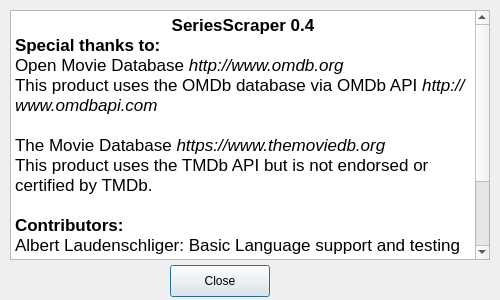
Old version of the form SeriesScraper/aboutdialog.ui in the repository martinLutz1/SeriesScraper.
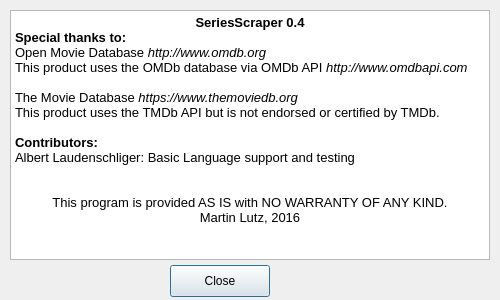
New version of the form. Icons and pictures are not drawn.

Commit message: Added series languages and adjusted font

The edit to the form file:
```diff
--- a/SeriesScraper/aboutdialog.ui
+++ b/SeriesScraper/aboutdialog.ui
@@ -54,6 +54,7 @@
    </property>
    <property name="font">
     <font>
+     <family>Segoe UI</family>
      <pointsize>8</pointsize>
     </font>
    </property>
@@ -64,22 +65,22 @@
     <string>&lt;!DOCTYPE HTML PUBLIC &quot;-//W3C//DTD HTML 4.0//EN&quot; &quot;http://www.w3.org/TR/REC-html40/strict.dtd&quot;&gt;
 &lt;html&gt;&lt;head&gt;&lt;meta name=&quot;qrichtext&quot; content=&quot;1&quot; /&gt;&lt;style type=&quot;text/css&quot;&gt;
 p, li { white-space: pre-wrap; }
-&lt;/style&gt;&lt;/head&gt;&lt;body style=&quot; font-family:'.SF NS Text'; font-size:8pt; font-weight:400; font-style:normal;&quot;&gt;
-&lt;p align=&quot;center&quot; style=&quot; margin-top:0px; margin-bottom:0px; margin-left:0px; margin-right:0px; -qt-block-indent:0; text-indent:0px;&quot;&gt;&lt;span style=&quot; font-size:13pt; font-weight:600;&quot;&gt;SeriesScraper 0.4&lt;/span&gt;&lt;/p&gt;
-&lt;p style=&quot; margin-top:0px; margin-bottom:0px; margin-left:0px; margin-right:0px; -qt-block-indent:0; text-indent:0px;&quot;&gt;&lt;span style=&quot; font-size:13pt; font-weight:600;&quot;&gt;Special thanks to:&lt;/span&gt;&lt;/p&gt;
-&lt;p style=&quot; margin-top:0px; margin-bottom:0px; margin-left:0px; margin-right:0px; -qt-block-indent:0; text-indent:0px;&quot;&gt;&lt;span style=&quot; font-family:'Helvetica'; font-size:13pt;&quot;&gt;Open Movie Database &lt;/span&gt;&lt;span style=&quot; font-family:'Helvetica'; font-size:13pt; font-style:italic;&quot;&gt;http://www.omdb.org&lt;/span&gt;&lt;/p&gt;
-&lt;p style=&quot; margin-top:0px; margin-bottom:0px; margin-left:0px; margin-right:0px; -qt-block-indent:0; text-indent:0px;&quot;&gt;&lt;span style=&quot; font-family:'Helvetica'; font-size:13pt;&quot;&gt;This product uses the OMDb database via OMDb API &lt;/span&gt;&lt;span style=&quot; font-family:'Helvetica'; font-size:13pt; font-style:italic;&quot;&gt;http://www.omdbapi.com&lt;/span&gt;&lt;/p&gt;
-&lt;p style=&quot;-qt-paragraph-type:empty; margin-top:0px; margin-bottom:0px; margin-left:0px; margin-right:0px; -qt-block-indent:0; text-indent:0px; font-family:'Helvetica'; font-size:13pt;&quot;&gt;&lt;br /&gt;&lt;/p&gt;
+&lt;/style&gt;&lt;/head&gt;&lt;body style=&quot; font-family:'Segoe UI'; font-size:8pt; font-weight:400; font-style:normal;&quot;&gt;
+&lt;p align=&quot;center&quot; style=&quot; margin-top:0px; margin-bottom:0px; margin-left:0px; margin-right:0px; -qt-block-indent:0; text-indent:0px;&quot;&gt;&lt;span style=&quot; font-family:'.SF NS Text'; font-size:10pt; font-weight:600;&quot;&gt;SeriesScraper 0.4&lt;/span&gt;&lt;/p&gt;
+&lt;p style=&quot; margin-top:0px; margin-bottom:0px; margin-left:0px; margin-right:0px; -qt-block-indent:0; text-indent:0px;&quot;&gt;&lt;span style=&quot; font-family:'.SF NS Text'; font-size:10pt; font-weight:600;&quot;&gt;Special thanks to:&lt;/span&gt;&lt;/p&gt;
+&lt;p style=&quot; margin-top:0px; margin-bottom:0px; margin-left:0px; margin-right:0px; -qt-block-indent:0; text-indent:0px;&quot;&gt;&lt;span style=&quot; font-family:'Helvetica'; font-size:10pt;&quot;&gt;Open Movie Database &lt;/span&gt;&lt;span style=&quot; font-family:'Helvetica'; font-size:10pt; font-style:italic;&quot;&gt;http://www.omdb.org&lt;/span&gt;&lt;/p&gt;
+&lt;p style=&quot; margin-top:0px; margin-bottom:0px; margin-left:0px; margin-right:0px; -qt-block-indent:0; text-indent:0px;&quot;&gt;&lt;span style=&quot; font-family:'Helvetica'; font-size:10pt;&quot;&gt;This product uses the OMDb database via OMDb API &lt;/span&gt;&lt;span style=&quot; font-family:'Helvetica'; font-size:10pt; font-style:italic;&quot;&gt;http://www.omdbapi.com&lt;/span&gt;&lt;/p&gt;
+&lt;p style=&quot;-qt-paragraph-type:empty; margin-top:0px; margin-bottom:0px; margin-left:0px; margin-right:0px; -qt-block-indent:0; text-indent:0px; font-family:'Helvetica'; font-size:10pt;&quot;&gt;&lt;br /&gt;&lt;/p&gt;
 &lt;p style=&quot; margin-top:0px; margin-bottom:0px; margin-left:0px; margin-right:0px; -qt-block-indent:0; text-indent:0px;&quot;&gt;&lt;img src=&quot;:/images/application_logos/tmdb.png&quot; style=&quot;float: right;&quot; /&gt;&lt;/p&gt;
-&lt;p style=&quot; margin-top:0px; margin-bottom:0px; margin-left:0px; margin-right:0px; -qt-block-indent:0; text-indent:0px;&quot;&gt;&lt;span style=&quot; font-family:'Helvetica'; font-size:13pt;&quot;&gt;The Movie Database &lt;/span&gt;&lt;span style=&quot; font-family:'Helvetica'; font-size:13pt; font-style:italic;&quot;&gt;https://www.themoviedb.org&lt;/span&gt;&lt;/p&gt;
-&lt;p style=&quot; margin-top:0px; margin-bottom:0px; margin-left:0px; margin-right:0px; -qt-block-indent:0; text-indent:0px;&quot;&gt;&lt;span style=&quot; font-family:'Helvetica'; font-size:13pt;&quot;&gt;This product uses the TMDb API but is not endorsed or certified by TMDb.&lt;/span&gt;&lt;/p&gt;
-&lt;p style=&quot;-qt-paragraph-type:empty; margin-top:0px; margin-bottom:0px; margin-left:0px; margin-right:0px; -qt-block-indent:0; text-indent:0px; font-size:13pt;&quot;&gt;&lt;br /&gt;&lt;/p&gt;
-&lt;p style=&quot; margin-top:0px; margin-bottom:0px; margin-left:0px; margin-right:0px; -qt-block-indent:0; text-indent:0px;&quot;&gt;&lt;span style=&quot; font-size:13pt; font-weight:600;&quot;&gt;Contributors:&lt;/span&gt;&lt;/p&gt;
-&lt;p style=&quot; margin-top:0px; margin-bottom:0px; margin-left:0px; margin-right:0px; -qt-block-indent:0; text-indent:0px;&quot;&gt;&lt;span style=&quot; font-family:'Helvetica'; font-size:13pt;&quot;&gt;Albert Laudenschliger: Basic Language support and testing&lt;/span&gt;&lt;/p&gt;
-&lt;p align=&quot;center&quot; style=&quot;-qt-paragraph-type:empty; margin-top:0px; margin-bottom:0px; margin-left:0px; margin-right:0px; -qt-block-indent:0; text-indent:0px; font-size:13pt;&quot;&gt;&lt;br /&gt;&lt;/p&gt;
-&lt;p align=&quot;center&quot; style=&quot;-qt-paragraph-type:empty; margin-top:0px; margin-bottom:0px; margin-left:0px; margin-right:0px; -qt-block-indent:0; text-indent:0px; font-size:13pt;&quot;&gt;&lt;br /&gt;&lt;/p&gt;
-&lt;p align=&quot;center&quot; style=&quot; margin-top:0px; margin-bottom:0px; margin-left:0px; margin-right:0px; -qt-block-indent:0; text-indent:0px;&quot;&gt;&lt;span style=&quot; font-size:13pt;&quot;&gt;This program is provided AS IS with NO WARRANTY OF ANY KIND.&lt;/span&gt;&lt;/p&gt;
-&lt;p align=&quot;center&quot; style=&quot; margin-top:0px; margin-bottom:0px; margin-left:0px; margin-right:0px; -qt-block-indent:0; text-indent:0px;&quot;&gt;&lt;span style=&quot; font-size:13pt;&quot;&gt;Martin Lutz, 2016&lt;/span&gt;&lt;/p&gt;&lt;/body&gt;&lt;/html&gt;</string>
+&lt;p style=&quot; margin-top:0px; margin-bottom:0px; margin-left:0px; margin-right:0px; -qt-block-indent:0; text-indent:0px;&quot;&gt;&lt;span style=&quot; font-family:'Helvetica'; font-size:10pt;&quot;&gt;The Movie Database &lt;/span&gt;&lt;span style=&quot; font-family:'Helvetica'; font-size:10pt; font-style:italic;&quot;&gt;https://www.themoviedb.org&lt;/span&gt;&lt;/p&gt;
+&lt;p style=&quot; margin-top:0px; margin-bottom:0px; margin-left:0px; margin-right:0px; -qt-block-indent:0; text-indent:0px;&quot;&gt;&lt;span style=&quot; font-family:'Helvetica'; font-size:10pt;&quot;&gt;This product uses the TMDb API but is not endorsed or certified by TMDb.&lt;/span&gt;&lt;/p&gt;
+&lt;p style=&quot;-qt-paragraph-type:empty; margin-top:0px; margin-bottom:0px; margin-left:0px; margin-right:0px; -qt-block-indent:0; text-indent:0px; font-family:'.SF NS Text'; font-size:10pt;&quot;&gt;&lt;br /&gt;&lt;/p&gt;
+&lt;p style=&quot; margin-top:0px; margin-bottom:0px; margin-left:0px; margin-right:0px; -qt-block-indent:0; text-indent:0px;&quot;&gt;&lt;span style=&quot; font-family:'.SF NS Text'; font-size:10pt; font-weight:600;&quot;&gt;Contributors:&lt;/span&gt;&lt;/p&gt;
+&lt;p style=&quot; margin-top:0px; margin-bottom:0px; margin-left:0px; margin-right:0px; -qt-block-indent:0; text-indent:0px;&quot;&gt;&lt;span style=&quot; font-family:'Helvetica'; font-size:10pt;&quot;&gt;Albert Laudenschliger: Basic Language support and testing&lt;/span&gt;&lt;/p&gt;
+&lt;p align=&quot;center&quot; style=&quot;-qt-paragraph-type:empty; margin-top:0px; margin-bottom:0px; margin-left:0px; margin-right:0px; -qt-block-indent:0; text-indent:0px; font-family:'.SF NS Text'; font-size:10pt;&quot;&gt;&lt;br /&gt;&lt;/p&gt;
+&lt;p align=&quot;center&quot; style=&quot;-qt-paragraph-type:empty; margin-top:0px; margin-bottom:0px; margin-left:0px; margin-right:0px; -qt-block-indent:0; text-indent:0px; font-family:'.SF NS Text'; font-size:10pt;&quot;&gt;&lt;br /&gt;&lt;/p&gt;
+&lt;p align=&quot;center&quot; style=&quot; margin-top:0px; margin-bottom:0px; margin-left:0px; margin-right:0px; -qt-block-indent:0; text-indent:0px;&quot;&gt;&lt;span style=&quot; font-family:'.SF NS Text'; font-size:10pt;&quot;&gt;This program is provided AS IS with NO WARRANTY OF ANY KIND.&lt;/span&gt;&lt;/p&gt;
+&lt;p align=&quot;center&quot; style=&quot; margin-top:0px; margin-bottom:0px; margin-left:0px; margin-right:0px; -qt-block-indent:0; text-indent:0px;&quot;&gt;&lt;span style=&quot; font-family:'.SF NS Text'; font-size:10pt;&quot;&gt;Martin Lutz, 2016&lt;/span&gt;&lt;/p&gt;&lt;/body&gt;&lt;/html&gt;</string>
    </property>
   </widget>
  </widget>
```
Left out of the diff: 5 changed lines with no effect on the pictures. The commit also changes 3 other files.
